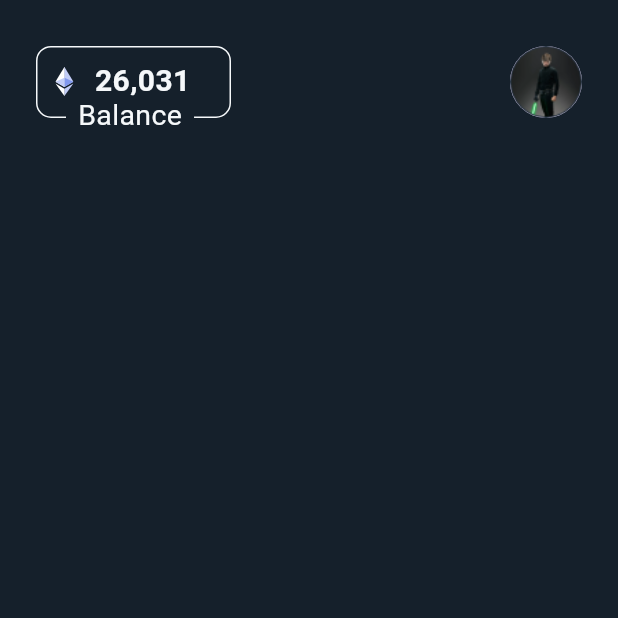
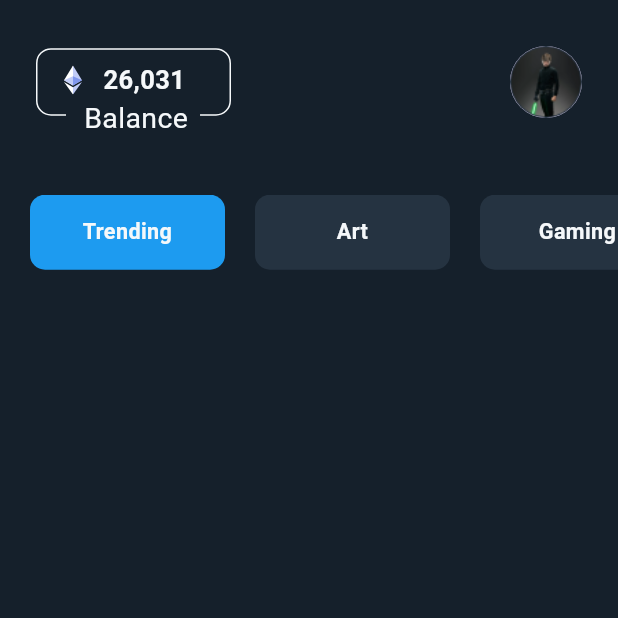
Before and after one commit to HAROONABUTABAR/nfs_app_ui, a Flutter app: the HomePageView screen opened directly, on a phone screen of 412 x 824 dp, the top half of it. Run offline on Flutter 3.47's test engine with Material 3 defaults, Android fonts, the phone set to English and light mode, and no system bars; our stand-ins replace flutter_bloc, flutter_screenutil, flutter_svg, smooth_page_indicator, top_snackbar_flutter.

Commit message:
📱 START HOME PAGE --> BalanceCardSection

```diff
--- a/lib/features/ui/home_page/home_page_content.dart
+++ b/lib/features/ui/home_page/home_page_content.dart
@@ -11,10 +11,46 @@ class HomePageContent extends StatelessWidget {
 
   @override
   Widget build(BuildContext context) {
+    List<String> caregoiesList = ["Trending", "Art", "Gaming"];
     return ListView(
       children: [
         verticalSpace(20),
         const BalanceCardSection(),
+        verticalSpace(40),
+        SizedBox(
+          height: 50,
+          child: ListView.builder(
+              physics: const BouncingScrollPhysics(),
+              shrinkWrap: true,
+              scrollDirection: Axis.horizontal,
+              itemCount: caregoiesList.length,
+              itemBuilder: (context, index) {
+                return Padding(
+                  padding: const EdgeInsets.only(
+                    left: 20,
+                  ),
+                  child: Container(
+                    height: 17,
+                    width: 130,
+                    decoration: BoxDecoration(
+                      color: index == 0
+                          ? ColorsManager.primayColor
+                          : ColorsManager.secondaryColor,
+                      borderRadius: BorderRadius.circular(10),
+                    ),
+                    child: Center(
+                      child: Text(
+                        caregoiesList[index],
+                        style: TextStyles.font14LightGrayRegular.copyWith(
+                          fontWeight: FontWeight.bold,
+                        ),
+                        textAlign: TextAlign.center,
+                      ),
+                    ),
+                  ),
+                );
+              }),
+        ),
       ],
     );
   }
--- a/lib/features/ui/home_page/widget/balance_card_section.dart
+++ b/lib/features/ui/home_page/widget/balance_card_section.dart
@@ -22,7 +22,7 @@ class BalanceCardSection extends StatelessWidget {
             children: [
               Container(
                 alignment: Alignment.topCenter,
-                height: 48,
+                height: 45,
                 width: 130,
                 padding: const EdgeInsets.only(
                   top: 8,
@@ -37,24 +37,28 @@ class BalanceCardSection extends StatelessWidget {
                   mainAxisAlignment: MainAxisAlignment.start,
                   crossAxisAlignment: CrossAxisAlignment.center,
                   children: [
-                    horizontalSpace(10),
+                    horizontalSpace(15),
                     SvgPicture.asset(
-                        "assets/images/home_image/logos_ethereum.svg"),
+                      "assets/images/home_image/logos_ethereum.svg",
+                    ),
                     horizontalSpace(12),
                     Text(
                       "26,031",
-                      style: TextStyles.font32BlueBold.copyWith(fontSize: 20),
+                      style: TextStyles.font32BlueBold.copyWith(fontSize: 17),
                     ),
                   ],
                 ),
               ),
               Positioned(
-                bottom: -12,
+                bottom: -15,
                 left: 20,
                 child: Container(
                   alignment: Alignment.bottomCenter,
                   color: ColorsManager.darkColor,
-                  padding: const EdgeInsets.only(left: 8, right: 8),
+                  padding: const EdgeInsets.only(
+                    left: 12,
+                    right: 8,
+                  ),
                   child: Text(
                     "Balance",
                     style: TextStyles.font13BlueRegular.copyWith(
```
